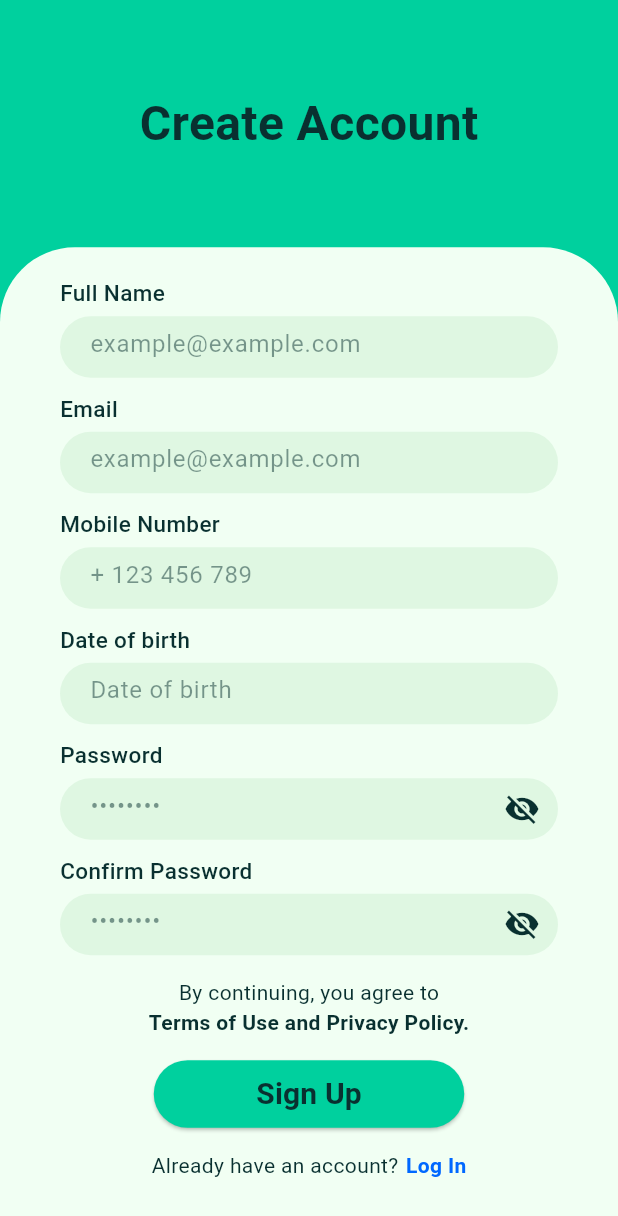
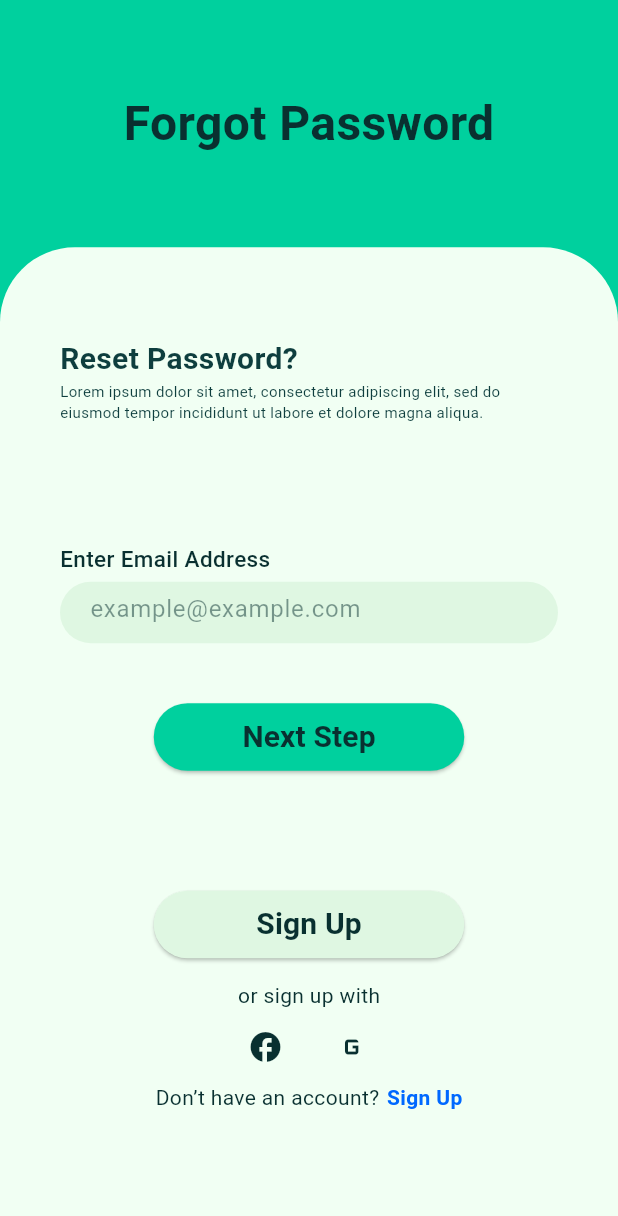
Before and after one commit to Thien1703/DATN, a Flutter app: the screen it shows after launch, on a phone screen of 412 x 824 dp. Shown: the top 1216 px of the screen. Run offline on Flutter 3.47's test engine with Material 3 defaults, Android fonts, the phone set to English and light mode, and no system bars; Roboto replaces fonts that are missing (League Spartan, Poppins).

Commit message:
done branch forgotPassword

```diff
--- a/lib/main.dart
+++ b/lib/main.dart
@@ -1,3 +1,6 @@
+import 'package:datn/screens/auth/forgotPassword_screen.dart';
+import 'package:datn/screens/auth/login_body.dart';
+import 'package:datn/screens/auth/login_screen.dart';
 import 'package:datn/screens/auth/register_screen.dart';
 import 'package:flutter/material.dart';
 
@@ -33,7 +36,7 @@
       // useMaterial3: true,
       // ),
       // home: const MyHomePage(title: 'Flutter Demo Home Page'),
-      home: RegisterScreen(),
+      home: ForgotpasswordScreen(),
     );
   }
 }
--- a/lib/screens/auth/forgotPassword_body.dart
+++ b/lib/screens/auth/forgotPassword_body.dart
@@ -0,0 +1,112 @@
+import 'package:datn/widgets/custom_button.dart';
+import 'package:datn/widgets/custom_textfield.dart';
+import 'package:flutter/material.dart';
+
+class ForgotpasswordBody extends StatefulWidget {
+  const ForgotpasswordBody({super.key});
+
+  @override
+  State<ForgotpasswordBody> createState() => _ForgotpasswordBodyState();
+}
+
+class _ForgotpasswordBodyState extends State<ForgotpasswordBody> {
+  @override
+  Widget build(BuildContext context) {
+    return Padding(
+      padding: const EdgeInsets.only(top: 60),
+      child: Column(
+        crossAxisAlignment: CrossAxisAlignment.stretch,
+        children: [
+          const Text(
+            "Reset Password?",
+            style: TextStyle(
+              fontSize: 20,
+              fontFamily: "Poppins",
+              fontWeight: FontWeight.w600,
+              color: Color(0xFF0E3E3E),
+            ),
+          ),
+          const Text(
+            "Lorem ipsum dolor sit amet, consectetur adipiscing elit, sed do eiusmod tempor incididunt ut labore et dolore magna aliqua. ",
+            style: TextStyle(
+              fontSize: 10,
+              fontFamily: "League Spartan",
+              fontWeight: FontWeight.w400,
+              color: Color(0xFF0E3E3E),
+            ),
+          ),
+          const SizedBox(height: 80),
+          // Textfield
+          const CustomTextField(
+            labelText: "Enter Email Address",
+            hintText: "example@example.com",
+          ),
+          const SizedBox(height: 40),
+          // Button 'Next Step'
+          CustomButton(
+            text: "Next Step",
+            onPressed: () {}, // Thêm chức năng xử lý đăng nhập
+          ),
+          const SizedBox(height: 80),
+          // Button 'Sign Up'
+          CustomButton(
+            text: "Sign Up",
+            onPressed: () {}, // Thêm chức năng đăng ký
+            backgroundColor: const Color(0xFFDFF7E2), // Nền xanh nhạt
+            textColor: const Color(0xFF093030),
+          ),
+          const SizedBox(height: 15),
+          Column(
+            mainAxisAlignment: MainAxisAlignment.center,
+            children: [
+              const Text(
+                "or sign up with",
+                style: TextStyle(
+                  color: Color(0xFF093030),
+                ),
+              ),
+              Row(
+                mainAxisAlignment: MainAxisAlignment.center,
+                children: [
+                  IconButton(
+                    onPressed: () {}, // Thêm chức năng đăng nhập với Facebook
+                    icon: const Icon(Icons.facebook, color: Color(0xFF093030)),
+                  ),
+                  const SizedBox(width: 10),
+                  IconButton(
+                    onPressed: () {}, // Thêm chức năng đăng nhập với Google
+                    icon: const Icon(Icons.g_mobiledata,
+                        color: Color(0xFF093030)),
+                  ),
+                ],
+              ),
+            ],
+          ),
+          // Text
+          GestureDetector(
+            onTap: () {}, // Thêm chức năng chuyển tới màn hình đăng ký
+            child: const Row(
+              mainAxisAlignment: MainAxisAlignment.center,
+              children: [
+                Text(
+                  "Don’t have an account?",
+                  style: TextStyle(
+                    color: Color(0xFF093030),
+                  ),
+                ),
+                SizedBox(width: 5),
+                Text(
+                  "Sign Up",
+                  style: TextStyle(
+                    color: Color(0xFF0068FF),
+                    fontWeight: FontWeight.bold,
+                  ),
+                ),
+              ],
+            ),
+          ),
+        ],
+      ),
+    );
+  }
+}
--- /dev/null
+++ b/lib/screens/auth/forgotPassword_screen.dart
@@ -0,0 +1,13 @@
+import 'package:datn/screens/auth/forgotPassword_body.dart';
+import 'package:datn/widgets/custom_scaffold.dart';
+import 'package:flutter/material.dart';
+
+class ForgotpasswordScreen extends StatelessWidget {
+  const ForgotpasswordScreen({super.key});
+
+  @override
+  Widget build(BuildContext context) {
+    return const CustomScaffold(
+        headerText: "Forgot Password", body: ForgotpasswordBody());
+  }
+}
--- a/lib/screens/auth/login_screen.dart
+++ b/lib/screens/auth/login_screen.dart
@@ -7,6 +7,6 @@ class LoginScreen extends StatelessWidget {
 
   @override
   Widget build(BuildContext context) {
-    return const CustomScaffold(headerText:"WELCOME" , body: LoginBody());
+    return const CustomScaffold(headerText: "WELCOME", body: LoginBody());
+  }
 }
-}
```
Lines whose indentation alone changed are shown as unchanged.
